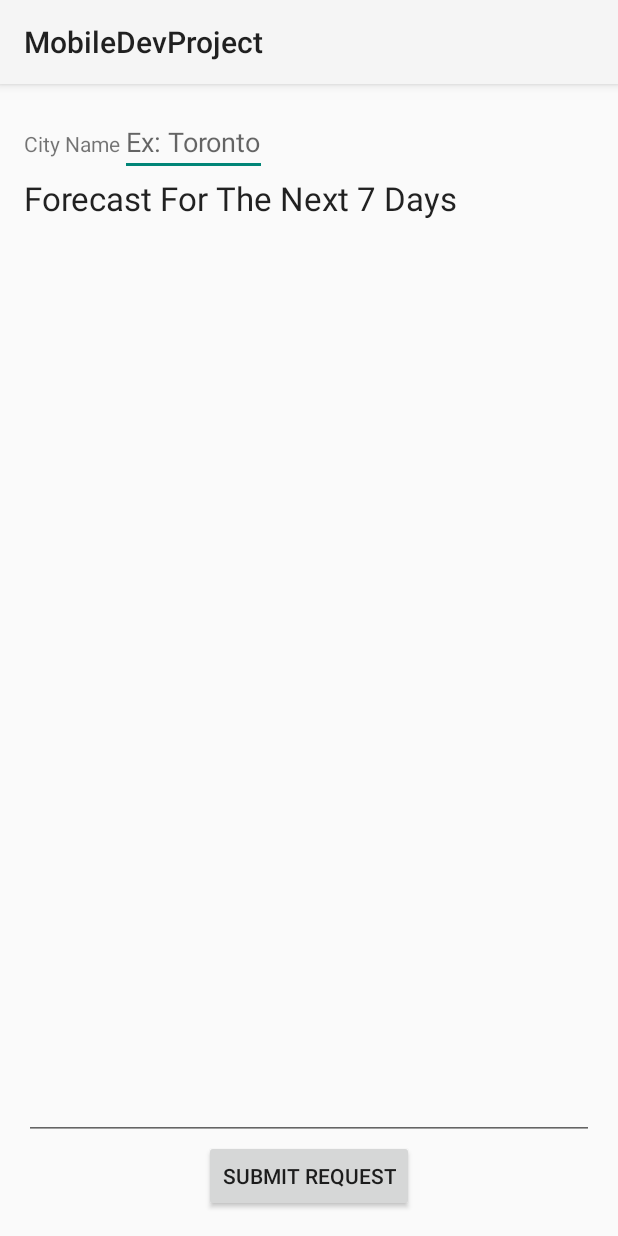
After one commit to ManicDX/MobileDevProject, an Android app: the Forecast screen opened directly, with no data from a screen before it, on a phone screen of 412 x 824 dp. The commit adds this screen. Run offline under Robolectric (Android 15) with nearby library versions, the phone set to English and light mode, and no system bars.

Commit message:
2nd Try commiting 7 day forecast stuff

```diff
--- a/app/src/main/AndroidManifest.xml
+++ b/app/src/main/AndroidManifest.xml
@@ -22,6 +22,8 @@
         </activity>
         <activity android:name=".BrowseEvents" >
         </activity>
+        <activity android:name=".Forecast" >
+        </activity>
     </application>
 
 </manifest>
--- /dev/null
+++ b/app/src/main/java/com/example/m100266177/mobiledevproject/Forecast.java
@@ -0,0 +1,46 @@
+package com.example.m100266177.mobiledevproject;
+
+/**
+ * Made by 100486790
+ *
+ * This activity is going to be the "MainActivity" for the internet resource. I am creating a seven day forecast
+ * by using this api: http://api.wunderground.com/api/92041f548f185ac7/forecast/lang:EN/conditions/q/Canada/(insert_city_here).xml
+ * The information will be gathered for the city of the users choice. The user will just have to enter in a major city name.
+ * For simplicity sake I only included Canada, I didn't include more countries although it is an expansion that is possible.
+ */
+
+import android.app.Activity;
+import android.os.Bundle;
+import android.util.Log;
+import android.view.View;
+import android.widget.EditText;
+
+public class Forecast extends Activity implements ForecastListener {
+
+    public static int GET_NAME_REQUEST = 4100001;
+
+    private String name = "android"; // for now
+    // URL  needed to get the 7 day forecast.
+    private String baseURL = "http://api.wunderground.com/api/92041f548f185ac7/forecast/lang:EN/conditions/q/Canada/";
+
+    @Override
+    protected void onCreate(Bundle savedInstanceState) {
+        super.onCreate(savedInstanceState);
+        setContentView(R.layout.activity_forecast);
+    }
+
+    public void getForecast(View v) {
+        EditText txtName = (EditText)findViewById(R.id.cityName);
+        String url = baseURL + txtName.getText().toString().toLowerCase() + ".xml";
+        DownloadForecastTask downloadForecastTask = new DownloadForecastTask(this);
+        Log.d("InternetResourcesSample", "running task: " + url);
+        downloadForecastTask.execute(url);
+    }
+
+    // Displays the 7 day forecast in the window * might think about changing it to a listview with an arraylist instead *
+    public void showOrigin(String forecast) {
+
+        EditText cityForecast = (EditText)findViewById(R.id.cityForecast);
+        cityForecast.setText(forecast);
+    }
+}
--- /dev/null
+++ b/app/src/main/java/com/example/m100266177/mobiledevproject/ForecastListener.java
@@ -0,0 +1,9 @@
+package com.example.m100266177.mobiledevproject;
+
+/**
+ * Created by 100486790 on 30/11/2015.
+ * Listens for updates to the forecast
+ */
+public interface ForecastListener {
+    public void showOrigin(String forecast);
+}
--- /dev/null
+++ b/app/src/main/res/layout/activity_forecast.xml
@@ -0,0 +1,55 @@
+<?xml version="1.0" encoding="utf-8"?>
+<RelativeLayout xmlns:android="http://schemas.android.com/apk/res/android"
+    xmlns:tools="http://schemas.android.com/tools" android:layout_width="match_parent"
+    android:layout_height="match_parent" android:paddingLeft="@dimen/activity_horizontal_margin"
+    android:paddingRight="@dimen/activity_horizontal_margin"
+    android:paddingTop="@dimen/activity_vertical_margin"
+    android:paddingBottom="@dimen/activity_vertical_margin"
+    tools:context="com.example.m100266177.mobiledevproject.Forecast">
+
+    <TextView
+        android:layout_width="wrap_content"
+        android:layout_height="wrap_content"
+        android:text="@string/cityNameLbl"
+        android:id="@+id/cityNameLabel"
+        android:layout_alignBaseline="@+id/cityName"
+        android:layout_alignBottom="@+id/cityName"
+        android:layout_alignParentStart="true" />
+
+    <EditText
+        android:layout_width="wrap_content"
+        android:layout_height="wrap_content"
+        android:id="@+id/cityName"
+        android:hint="@string/cityNameHint"
+        android:layout_alignParentTop="true"
+        android:layout_toEndOf="@+id/cityNameLabel" />
+
+    <TextView
+        android:layout_width="wrap_content"
+        android:layout_height="wrap_content"
+        android:textAppearance="?android:attr/textAppearanceLarge"
+        android:text="@string/sevenDayForecastLabel"
+        android:id="@+id/sevenDayForecast"
+        android:layout_below="@+id/cityName"
+        android:layout_alignParentStart="true" />
+
+    <Button
+        android:layout_width="wrap_content"
+        android:layout_height="wrap_content"
+        android:text="@string/queryButtonLabel"
+        android:id="@+id/queryButton"
+        android:onClick="getForecast"
+        android:layout_alignParentBottom="true"
+        android:layout_centerHorizontal="true" />
+
+    <EditText
+        android:layout_width="wrap_content"
+        android:layout_height="wrap_content"
+        android:inputType="textMultiLine"
+        android:ems="10"
+        android:id="@+id/cityForecast"
+        android:layout_below="@+id/sevenDayForecast"
+        android:layout_alignParentStart="true"
+        android:layout_alignParentEnd="true"
+        android:layout_above="@+id/queryButton" />
+</RelativeLayout>
--- a/app/src/main/res/values/strings.xml
+++ b/app/src/main/res/values/strings.xml
@@ -18,4 +18,9 @@
     <string name="cancelButtonLabel">Cancel</string>
     <string name="browseEventButtonLabel">Browse Events</string>
     <string name="createButtonLabel">Create Event</string>
+    <string name="forecastButtonLabel">Seven Day Forecast</string>
+    <string name="cityNameLbl">City Name</string>
+    <string name="cityNameHint">Ex: Toronto</string>
+    <string name="sevenDayForecastLabel">Forecast For The Next 7 Days</string>
+    <string name="queryButtonLabel">Submit Request</string>
 </resources>
```
Also changed, not shown: app/src/main/java/com/example/m100266177/mobiledevproject/DownloadForecastTask.java (added, +77 -0 lines), app/src/main/java/com/example/m100266177/mobiledevproject/MainActivity.java (+5 -4 lines), app/src/main/java/com/example/m100266177/mobiledevproject/SoundManager.java (+5 -4 lines), app/src/main/res/layout/activity_main.xml (+10 -0 lines), 2 other files.
